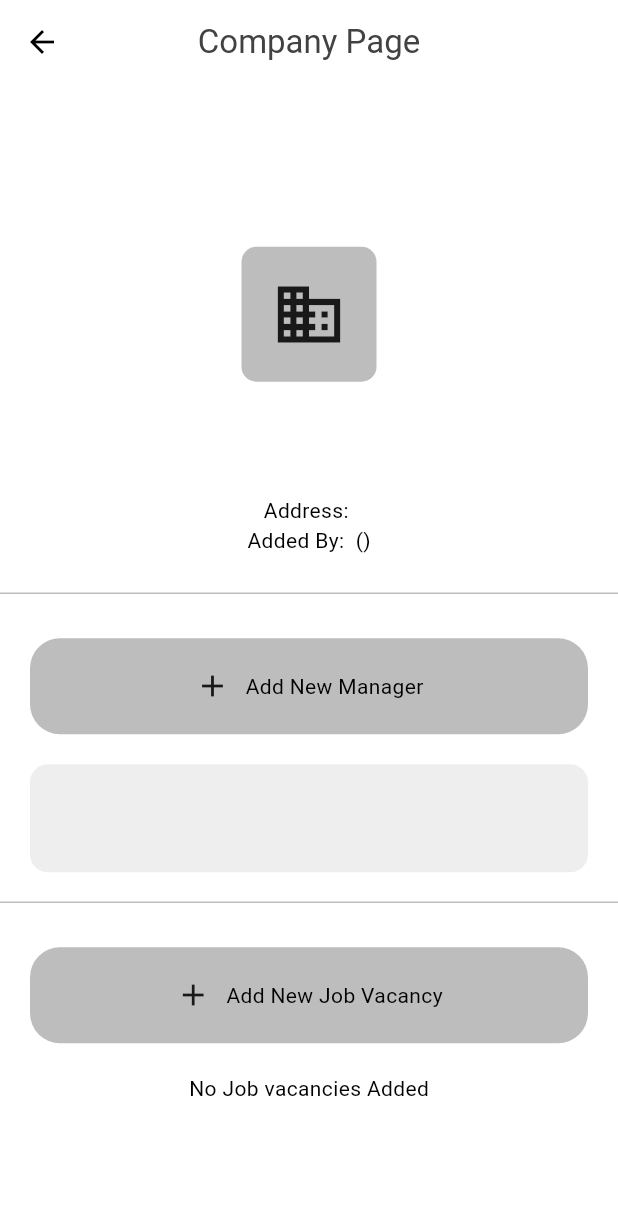
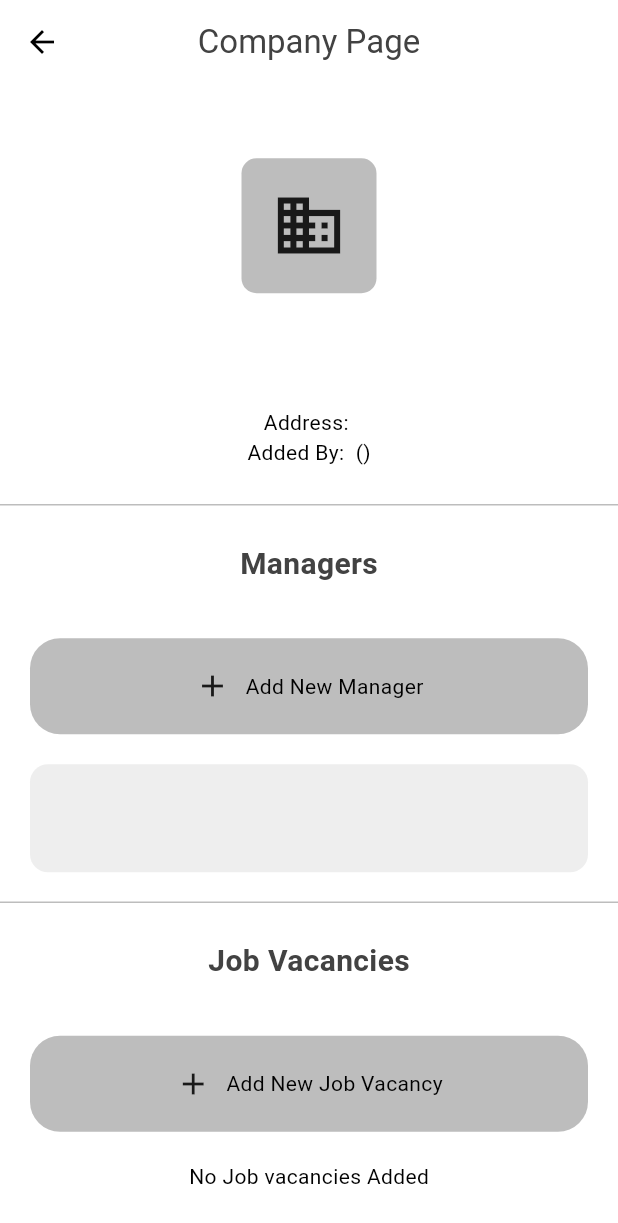
Before and after one commit to ravindu146/Job-Portal-Admin-App-Flutter-, a Flutter app: the CompanyPage screen opened directly with empty values, on a phone screen of 412 x 824 dp. Shown: the top 1223 px of the screen. Run offline on Flutter 3.47's test engine with Material 3 defaults, Android fonts, the light colour scheme and no system bars; our stand-ins replace cloud_firestore, firebase_auth, firebase_core; accounts and stored records are empty.

Commit message:
JobPortalAdmin : Added subtitles to the company page

```diff
--- a/lib/pages/company_page.dart
+++ b/lib/pages/company_page.dart
@@ -105,6 +105,18 @@
                 height: 20,
                 thickness: 1,
               ),
+
+              Padding(
+                padding: const EdgeInsets.all(15.0),
+                child: Text(
+                  'Managers',
+                  style: TextStyle(
+                      fontSize: 20,
+                      fontWeight: FontWeight.bold,
+                      color: Theme.of(context).colorScheme.inversePrimary),
+                ),
+              ),
+
               MyAddButon(
                 onTap: () {
                   redirectToNewPage(context, '/add_new_manager');
@@ -159,6 +171,18 @@
                 height: 20,
                 thickness: 1,
               ),
+
+              Padding(
+                padding: const EdgeInsets.all(15.0),
+                child: Text(
+                  'Job Vacancies',
+                  style: TextStyle(
+                      fontSize: 20,
+                      fontWeight: FontWeight.bold,
+                      color: Theme.of(context).colorScheme.inversePrimary),
+                ),
+              ),
+
               MyAddButon(
                 onTap: () {
                   Navigator.pushNamed(context, '/add_new_job_vacancy_page',
```
